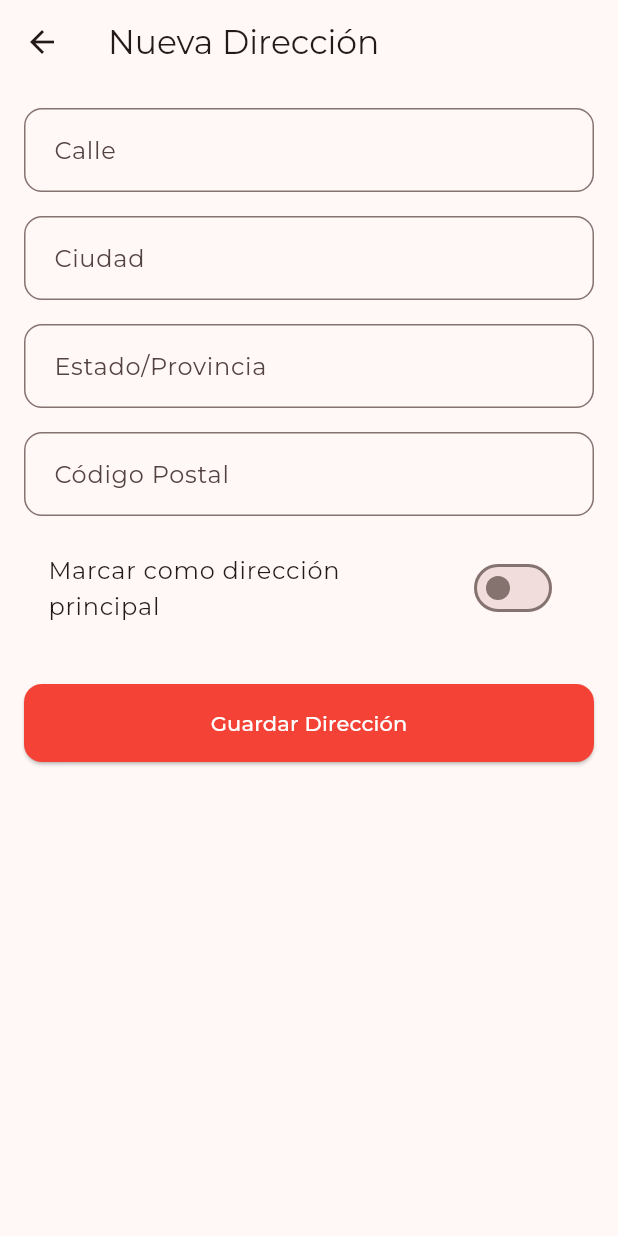
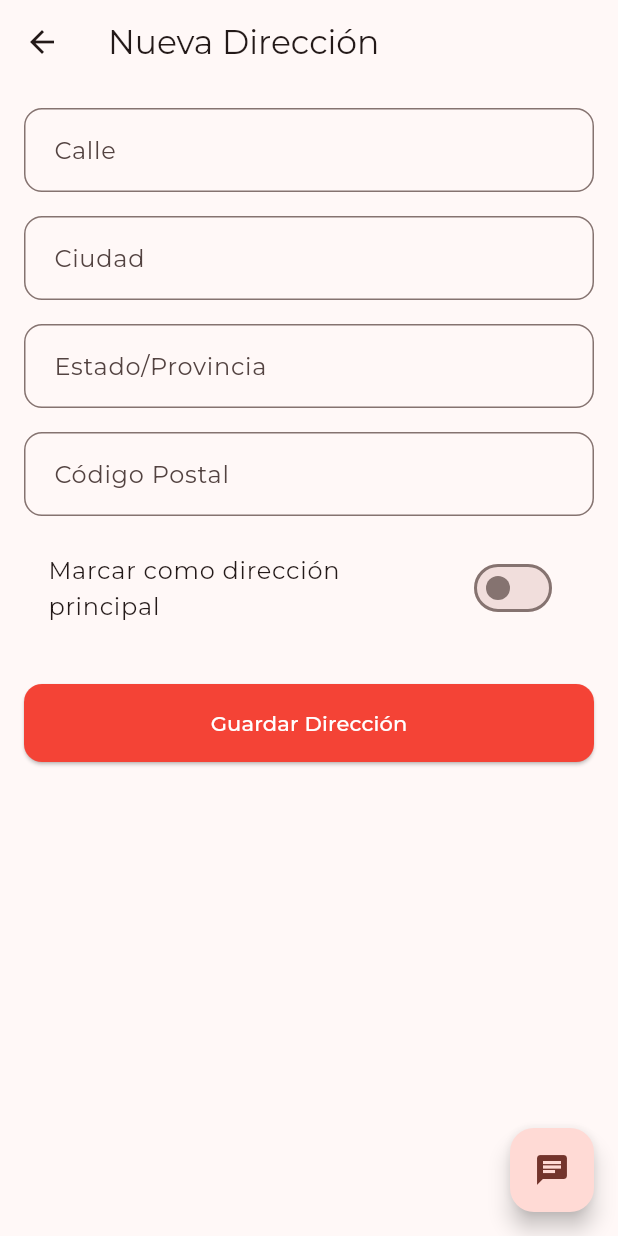
Before and after one commit to Angelxd0714/form_app, a Flutter app: the UserProfileScreen screen opened by its route, item 2 of the bottom bar chosen, after a tap on "Agregar nueva dirección", on a phone screen of 412 x 824 dp. Run offline on Flutter 3.47's test engine with Material 3 defaults, Android fonts, the phone set to English and light mode, and no system bars; our stand-ins replace flutter_markdown, google_fonts, google_generative_ai, shared_preferences; accounts and stored records are empty.

Commit message:
se sube proyecto

```diff
--- a/lib/screens/address_form_screen.dart
+++ b/lib/screens/address_form_screen.dart
@@ -2,6 +2,8 @@ import 'package:flutter/material.dart';
 import 'package:form_app/models/address_model.dart';
 import 'package:form_app/providers/user_provider.dart';
 import 'package:provider/provider.dart';
+
+import 'chat_screen.dart';
 
 class AddressFormScreen extends StatefulWidget {
   static const routeName = '/address-form';
@@ -72,6 +74,12 @@ class _AddressFormScreenState extends State<AddressFormScreen> {
       appBar: AppBar(
         title: Text(_editingAddress != null ? 'Editar Dirección' : 'Nueva Dirección'),
       ),
+      floatingActionButton: FloatingActionButton(
+        onPressed: () {
+          Navigator.of(context).pushNamed(ChatScreen.routeName);
+        },
+        child: const Icon(Icons.chat),
+      ),
       body: SingleChildScrollView(
         padding: const EdgeInsets.all(16.0),
         child: Form(
--- a/lib/screens/address_list_screen.dart
+++ b/lib/screens/address_list_screen.dart
@@ -2,6 +2,8 @@ import 'package:flutter/material.dart';
 import 'package:form_app/providers/user_provider.dart';
 import 'package:form_app/screens/address_form_screen.dart';
 import 'package:provider/provider.dart';
+
+import 'chat_screen.dart';
 
 class AddressListScreen extends StatelessWidget {
   static const routeName = '/address-list';
@@ -66,12 +68,26 @@ class AddressListScreen extends StatelessWidget {
           );
         },
       ),
-      floatingActionButton: FloatingActionButton.extended(
-        onPressed: () {
-          Navigator.of(context).pushNamed(AddressFormScreen.routeName);
-        },
-        label: const Text('Agregar nueva dirección'),
-        icon: const Icon(Icons.add),
+      floatingActionButton: Column(
+        mainAxisAlignment: MainAxisAlignment.end,
+        children: [
+          FloatingActionButton(
+            heroTag: "chat",
+            onPressed: () {
+              Navigator.of(context).pushNamed(ChatScreen.routeName);
+            },
+            child: const Icon(Icons.chat),
+          ),
+          const SizedBox(height: 16),
+          FloatingActionButton.extended(
+            heroTag: "add_address",
+            onPressed: () {
+              Navigator.of(context).pushNamed(AddressFormScreen.routeName);
+            },
+            label: const Text('Agregar nueva dirección'),
+            icon: const Icon(Icons.add),
+          ),
+        ],
       ),
     );
   }
--- a/lib/screens/user_profile_screen.dart
+++ b/lib/screens/user_profile_screen.dart
@@ -4,6 +4,8 @@ import 'package:form_app/providers/user_provider.dart';
 import 'package:form_app/screens/address_list_screen.dart';
 import 'package:form_app/screens/user_form_screen.dart';
 import 'package:provider/provider.dart';
+
+import 'chat_screen.dart';
 
 class UserProfileScreen extends StatefulWidget {
   static const routeName = '/user-profile';
@@ -53,6 +55,12 @@ class _UserProfileScreenState extends State<UserProfileScreen> {
             tooltip: 'Editar perfil',
           ),
         ],
+      ),
+      floatingActionButton: FloatingActionButton(
+        onPressed: () {
+          Navigator.of(context).pushNamed(ChatScreen.routeName);
+        },
+        child: const Icon(Icons.chat),
       ),
       body: _isLoading
           ? const Center(child: CircularProgressIndicator())
--- a/pubspec.yaml
+++ b/pubspec.yaml
@@ -20,6 +20,9 @@ dependencies:
   google_generative_ai: ^0.4.7
   markdown_widget: ^2.3.2+8
   flutter_markdown: ^0.7.7+1
+  firebase_core: ^3.1.1
+  firebase_storage: ^12.1.1
+  cloud_firestore: ^5.0.2
 
 dev_dependencies:
   flutter_test:
```
Also changed, not shown: lib/screens/user_form_screen.dart (+8 -0 lines), .idx/integrations.json, pubspec.lock, 4 other files.
